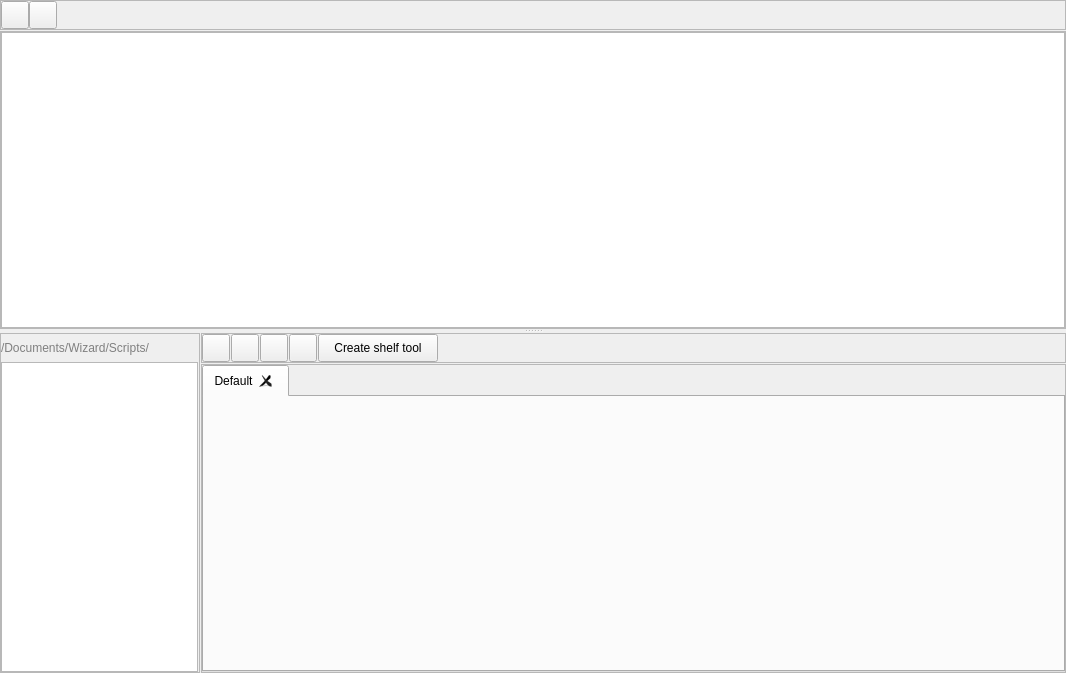
Before: the Qt Designer form App/ui_files/log_widget.ui in Wizard-collab/Wizard, drawn with Qt 5.
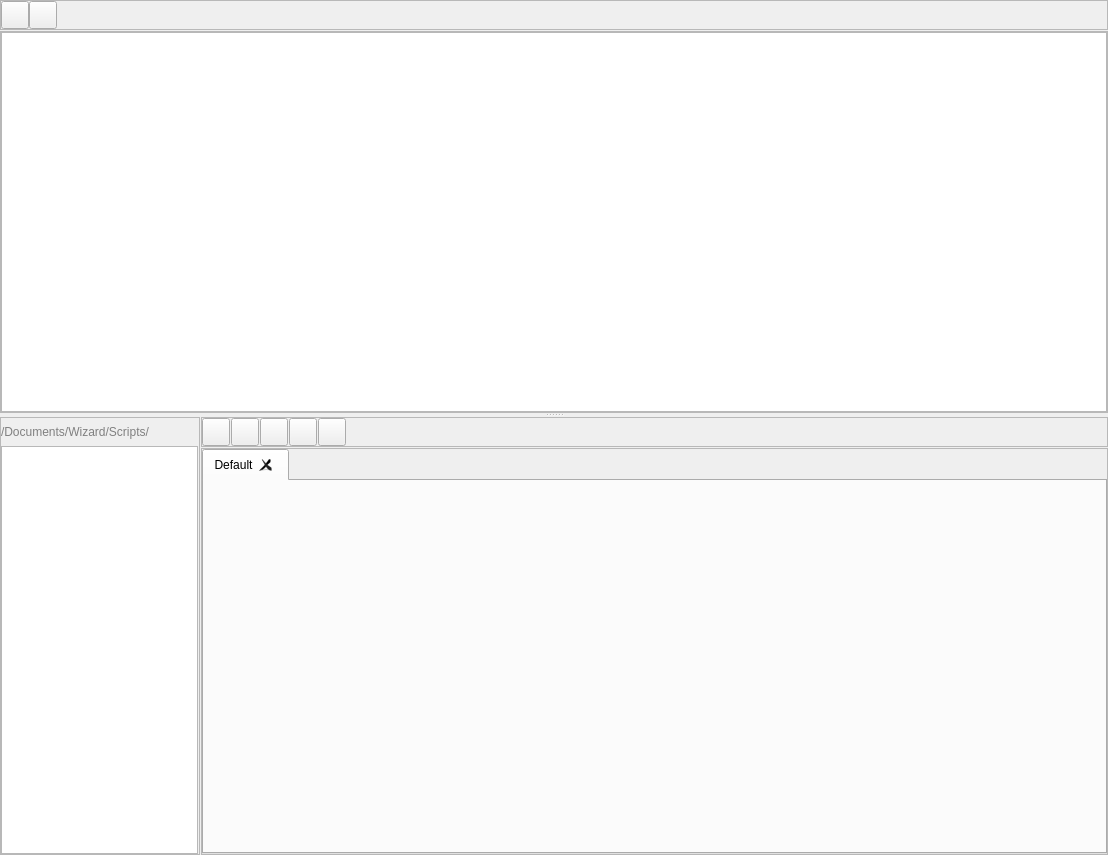
After: the same form once the commit is applied.

Diff of the .ui file:
```diff
--- a/App/ui_files/log_widget.ui
+++ b/App/ui_files/log_widget.ui
@@ -6,8 +6,8 @@
    <rect>
     <x>0</x>
     <y>0</y>
-    <width>1066</width>
-    <height>673</height>
+    <width>1108</width>
+    <height>855</height>
    </rect>
   </property>
   <property name="sizePolicy">
@@ -18,7 +18,7 @@
   </property>
   <property name="minimumSize">
    <size>
-    <width>550</width>
+    <width>0</width>
     <height>0</height>
    </size>
   </property>
@@ -398,18 +398,18 @@
                   <widget class="QPushButton" name="log_widget_create_shelf_tool_pushButton">
                    <property name="minimumSize">
                     <size>
-                     <width>120</width>
-                     <height>0</height>
+                     <width>28</width>
+                     <height>28</height>
                     </size>
                    </property>
                    <property name="maximumSize">
                     <size>
-                     <width>16777215</width>
+                     <width>28</width>
                      <height>28</height>
                     </size>
                    </property>
                    <property name="text">
-                    <string>Create shelf tool</string>
+                    <string/>
                    </property>
                   </widget>
                  </item>
```
